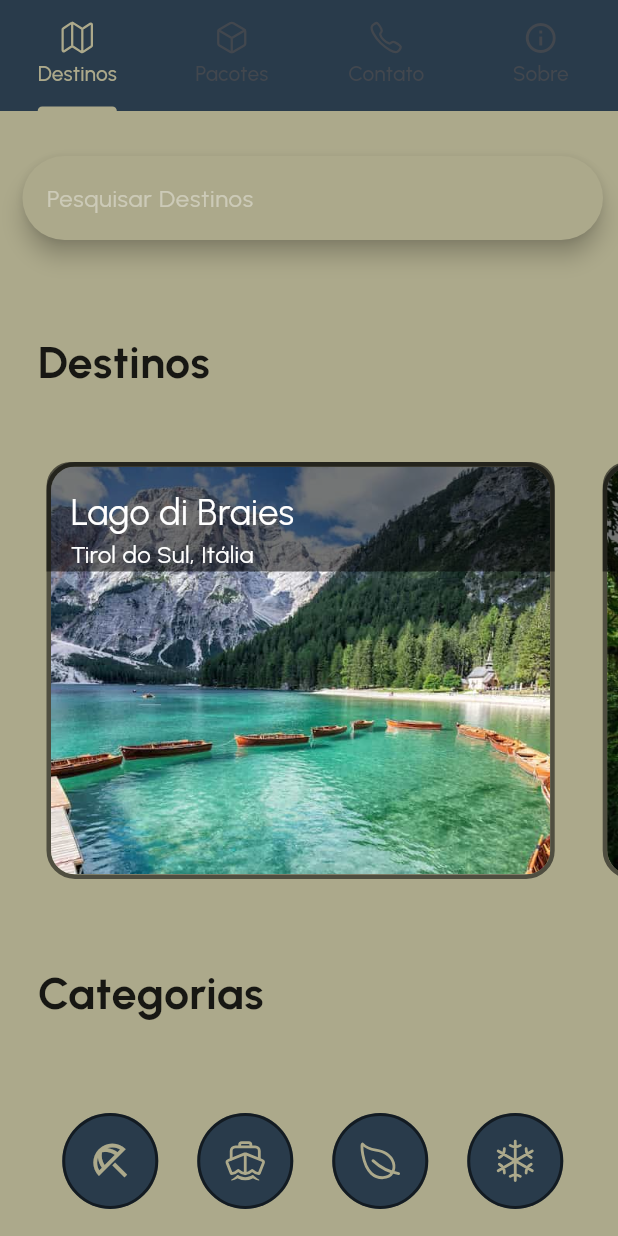
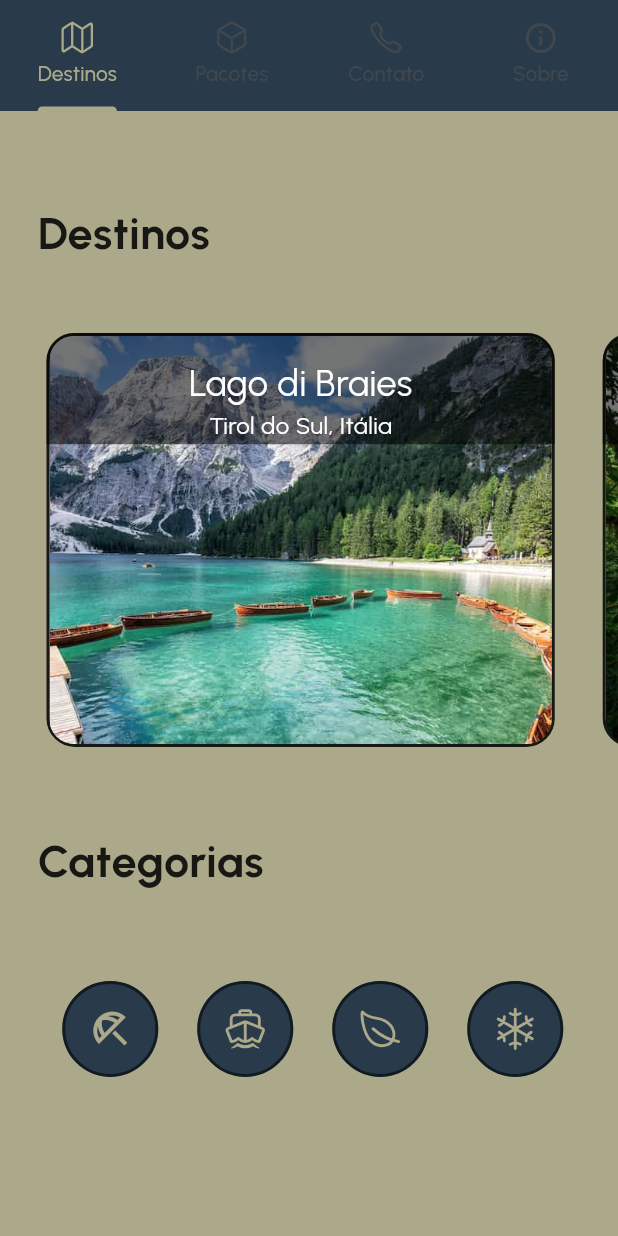
Before and after one commit to Alvimm/m4n2, a Flutter app: the screen it shows after launch, on a phone screen of 412 x 824 dp. Run offline on Flutter 3.47's test engine with Material 3 defaults, Android fonts, the phone set to English and light mode, and no system bars; our stand-ins replace google_fonts, ionicons.

Commit message:
Remove custom search bar and update destination container

```diff
--- a/lib/screens/destinations_screen.dart
+++ b/lib/screens/destinations_screen.dart
@@ -1,7 +1,6 @@
 import 'package:explore_mundo_app/utils/colors.dart';
 import 'package:explore_mundo_app/widgets/banner_destinations.dart';
 import 'package:explore_mundo_app/widgets/category_icon_btn.dart';
-import 'package:explore_mundo_app/widgets/custom_search_bar.dart';
 import 'package:explore_mundo_app/widgets/heading_text.dart';
 import 'package:flutter/material.dart';
 import 'package:ionicons/ionicons.dart';
@@ -19,7 +18,6 @@ class DestinationsScreen extends StatelessWidget {
           left: 15,
         ),
         children: const <Widget>[
-          CustomSearchBar(),
           HeadingText(heading: 'Destinos'),
           BannerDestinations(),
           HeadingText(
--- a/lib/widgets/banner_destinations.dart
+++ b/lib/widgets/banner_destinations.dart
@@ -1,10 +1,7 @@
-// ignore_for_file: library_private_types_in_public_api
-
 import 'package:explore_mundo_app/utils/colors.dart';
 import 'package:explore_mundo_app/widgets/details_packages.dart';
 import 'package:flutter/material.dart';
 import 'package:explore_mundo_app/utils/data.dart';
-// import 'package:ionicons/ionicons.dart';
 
 class BannerDestinations extends StatelessWidget {
   const BannerDestinations({super.key});
@@ -22,17 +19,10 @@ class BannerDestinations extends StatelessWidget {
   }
 }
 
-class DestinationContainer extends StatefulWidget {
+class DestinationContainer extends StatelessWidget {
   final Places place;
 
   const DestinationContainer({super.key, required this.place});
-
-  @override
-  _DestinationContainerState createState() => _DestinationContainerState();
-}
-
-class _DestinationContainerState extends State<DestinationContainer> {
-  // bool _isClicked = false;
 
   @override
   Widget build(BuildContext context) {
@@ -40,7 +30,7 @@ class _DestinationContainerState extends State<DestinationContainer> {
       onTap: () {
         Navigator.push(
           context,
-        MaterialPageRoute(builder: (context) => DetailsPackages(place: widget.place)),
+          MaterialPageRoute(builder: (context) => DetailsPackages(place: place)),
         );
       },
       child: Container(
@@ -60,11 +50,11 @@ class _DestinationContainerState extends State<DestinationContainer> {
     return Container(
       decoration: BoxDecoration(
           borderRadius: BorderRadius.circular(19),
-          border: Border.all(color: MyColors.background, width: 3)),
+          border: Border.all(color: MyColors.textPrimary, width: 2)),
       child: ClipRRect(
         borderRadius: BorderRadius.circular(16),
         child: Image.asset(
-          widget.place.image,
+          place.image,
           fit: BoxFit.cover,
           height: MediaQuery.of(context).size.height * .33,
         ),
@@ -74,40 +64,25 @@ class _DestinationContainerState extends State<DestinationContainer> {
 
   Widget destinationText(BuildContext context) {
     return Container(
+      width: MediaQuery.of(context).size.width * .9,
+      height: MediaQuery.of(context).size.height * .09,
       decoration: const BoxDecoration(
         color: MyColors.background,
-        borderRadius: BorderRadius.only(topLeft: Radius.circular(16), topRight: Radius.circular(16)),
+        borderRadius: BorderRadius.only(topLeft: Radius.circular(18), topRight: Radius.circular(18)),
       ),
       padding: const EdgeInsets.only(top: 16, left: 16, right: 16),
 
       child: Column(
-        crossAxisAlignment: CrossAxisAlignment.start,
         children: [
-          Row(
-            children: [
-              Expanded(
-                child: Text(
-                  widget.place.title,
+          Text(
+            place.title,
             style: const TextStyle(
               color: Colors.white,
               fontSize: 24,
             ),
           ),
-              ),
-              // IconButton(
-              //   color: Colors.red,
-              //   onPressed: () {
-              //     setState(() {
-              //       _isClicked = !_isClicked;
-              //     });
-              //   },
-              //   icon:
-              //       Icon(_isClicked ? Ionicons.heart : Ionicons.heart_outline),
-              // ),
-            ],
-          ),
           Text(
-            widget.place.from,
+            place.from,
             style: const TextStyle(
               color: Colors.white,
               fontSize: 16,
```
Lines whose indentation alone changed are shown as unchanged.
